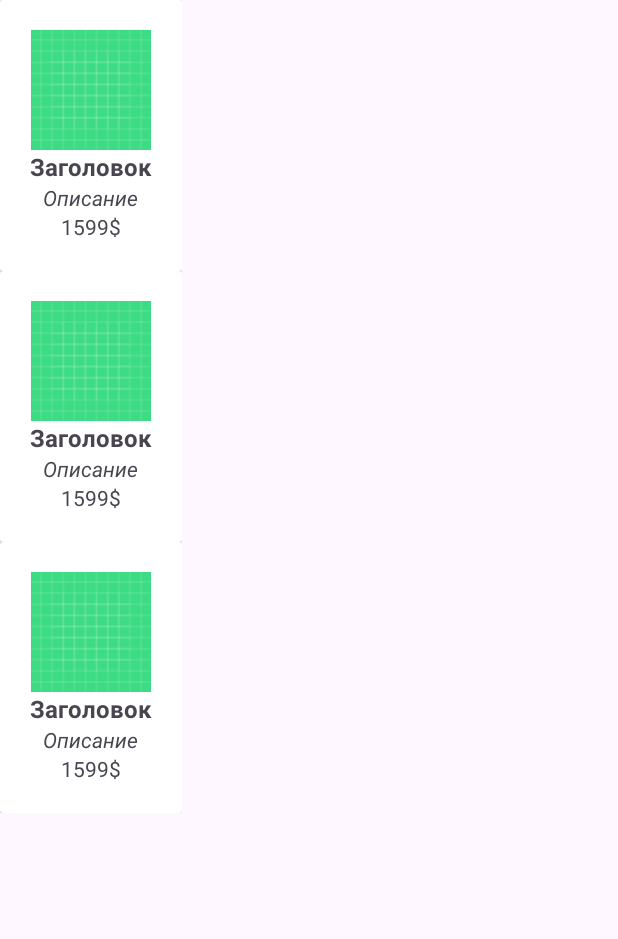
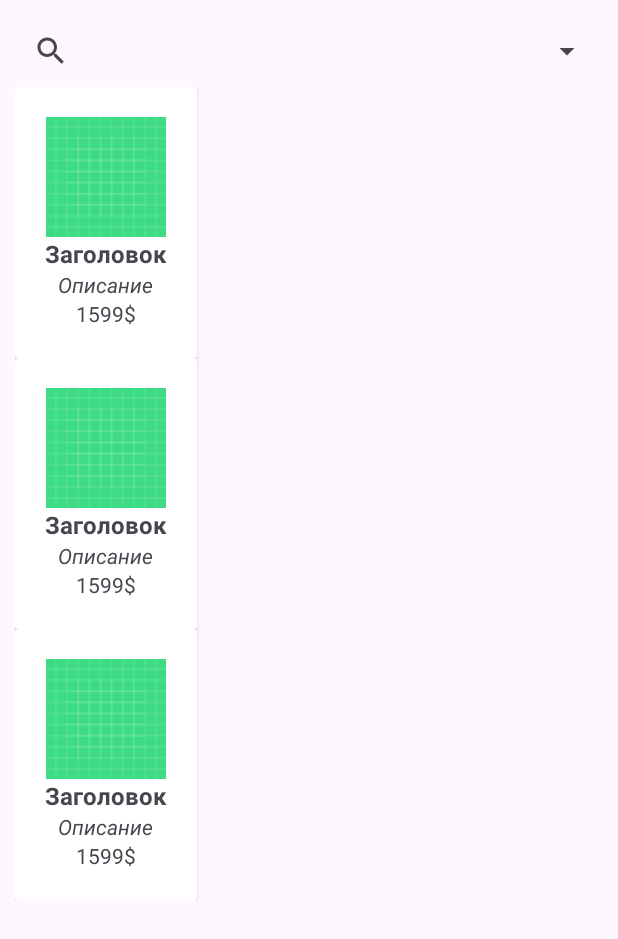
Before and after one commit to K4346/ProductCatalog, an Android app: the layout fragment_products_list.xml on its own in the app's theme, with its tools: preview values and no code run, on a phone screen of 412 x 824 dp. Shown: the top 939 px of the screen. Run offline under Robolectric (Android 15) with nearby library versions, the phone set to English and light mode, and no system bars; network calls fail.

Commit message:
улучшил интерфейс добавил рефакторинг

```diff
--- a/app/src/main/java/com/example/productcatalog/MainActivity.kt
+++ b/app/src/main/java/com/example/productcatalog/MainActivity.kt
@@ -1,7 +1,7 @@
 package com.example.productcatalog
 
+import android.os.Bundle
 import androidx.appcompat.app.AppCompatActivity
-import android.os.Bundle
 
 class MainActivity : AppCompatActivity() {
     override fun onCreate(savedInstanceState: Bundle?) {
--- a/app/src/main/java/com/example/productcatalog/data/repositories/ProductsInfoListRepositoryImpl.kt
+++ b/app/src/main/java/com/example/productcatalog/data/repositories/ProductsInfoListRepositoryImpl.kt
@@ -21,6 +21,11 @@ class ProductsInfoListRepositoryImpl : ProductsInfoListRepository {
         return apiService.getProducts(skip = skip, LIMIT_PRODUCTS_QUERY)
     }
 
+    override fun getCategories(): Single<List<String>> {
+        return apiService.getCategories()
+
+    }
+
     companion object {
         private const val LIMIT_PRODUCTS_QUERY = 20
     }
--- a/app/src/main/java/com/example/productcatalog/domain/repositories/ProductsInfoListRepository.kt
+++ b/app/src/main/java/com/example/productcatalog/domain/repositories/ProductsInfoListRepository.kt
@@ -5,4 +5,5 @@ import io.reactivex.Single
 
 interface ProductsInfoListRepository {
     fun getProductsList(page: Int): Single<ProductsListEntity>
+    fun getCategories(): Single<List<String>>
 }
--- a/app/src/main/java/com/example/productcatalog/ui/adpaters/ImagesSliderAdapter.kt
+++ b/app/src/main/java/com/example/productcatalog/ui/adpaters/ImagesSliderAdapter.kt
@@ -5,7 +5,6 @@ import android.view.ViewGroup
 import android.widget.ImageView
 import androidx.recyclerview.widget.RecyclerView
 import coil.load
-import coil.transform.CircleCropTransformation
 import com.example.productcatalog.databinding.ImageSliderItemBinding
 
 class ImagesSliderAdapter(private val imageUrls: List<String>) :
@@ -22,7 +21,7 @@ class ImagesSliderAdapter(private val imageUrls: List<String>) :
         holder.ivPhoto.load(imageUrls[position]) {
             crossfade(true)
 //                placeholder(R.drawable.image)
-                 //transformations(CircleCropTransformation())
+            //transformations(CircleCropTransformation())
         }
     }
 
--- a/app/src/main/res/layout/fragment_products_list.xml
+++ b/app/src/main/res/layout/fragment_products_list.xml
@@ -4,13 +4,63 @@
     xmlns:tools="http://schemas.android.com/tools"
     android:layout_width="match_parent"
     android:layout_height="match_parent"
+    android:orientation="vertical"
     tools:context=".ui.screens.products_list_screen.ProductsListFragment">
 
-    <androidx.recyclerview.widget.RecyclerView
-        android:id="@+id/rvProductsList"
-        android:layout_width="wrap_content"
-        android:layout_height="wrap_content"
-        app:layoutManager="androidx.recyclerview.widget.GridLayoutManager"
-        tools:listitem="@layout/product_item" />
+    <TextView
+        android:id="@+id/tvError"
+        android:layout_width="match_parent"
+        android:layout_height="match_parent"
+        android:gravity="center"
+        android:text="@string/connection_error"
+        android:textColor="@color/error"
+        android:textSize="22sp"
+        android:textStyle="bold"
+        android:visibility="gone" />
+
+    <ProgressBar
+        android:id="@+id/progressBar"
+        android:layout_width="100dp"
+        android:layout_height="100dp"
+        android:visibility="visible"
+        android:layout_gravity="center"
+        tools:visibility="gone"
+        />
+
+        <androidx.constraintlayout.widget.ConstraintLayout
+            android:id="@+id/contentContainer"
+            android:layout_width="match_parent"
+            android:layout_height="wrap_content"
+            android:layout_margin="10dp"
+            android:visibility="gone"
+            tools:visibility="visible">
+
+            <SearchView
+                android:id="@+id/searchView"
+                android:layout_width="0dp"
+                android:layout_height="wrap_content"
+                app:layout_constraintEnd_toStartOf="@+id/spinnerCategories"
+                app:layout_constraintStart_toStartOf="parent"
+                app:layout_constraintTop_toTopOf="parent" />
+
+            <Spinner
+                android:id="@+id/spinnerCategories"
+                android:layout_width="wrap_content"
+                android:layout_height="0dp"
+                android:layout_gravity="center"
+                app:layout_constraintBottom_toBottomOf="@+id/searchView"
+                app:layout_constraintEnd_toEndOf="parent"
+                app:layout_constraintTop_toTopOf="@+id/searchView" />
+
+            <androidx.recyclerview.widget.RecyclerView
+                android:id="@+id/rvProductsList"
+                android:layout_width="0dp"
+                android:layout_height="wrap_content"
+                app:layoutManager="androidx.recyclerview.widget.GridLayoutManager"
+                app:layout_constraintTop_toBottomOf="@+id/searchView"
+                app:layout_constraintStart_toStartOf="parent"
+                app:layout_constraintEnd_toEndOf="parent"
+                tools:listitem="@layout/product_item" />
+        </androidx.constraintlayout.widget.ConstraintLayout>
 
 </FrameLayout>
--- a/app/src/main/res/values/colors.xml
+++ b/app/src/main/res/values/colors.xml
@@ -2,4 +2,5 @@
 <resources>
     <color name="black">#FF000000</color>
     <color name="white">#FFFFFFFF</color>
+    <color name="error">#D50000</color>
 </resources>
--- a/app/src/main/res/values/strings.xml
+++ b/app/src/main/res/values/strings.xml
@@ -1,4 +1,6 @@
 <resources>
     <string name="app_name">ProductCatalog</string>
     <string name="product_price">%1$s$</string>
+    <string name="filter">Filter</string>
+    <string name="connection_error">Connection error</string>
 </resources>
```
Also changed, not shown: app/src/main/java/com/example/productcatalog/data/api/ApiService.kt (+18 -0 lines), app/src/main/java/com/example/productcatalog/domain/use_cases/ProductsListUseCases.kt (+24 -0 lines), app/src/main/java/com/example/productcatalog/ui/screens/product_detail_screen/ProductDetailFragment.kt (+8 -7 lines), app/src/main/java/com/example/productcatalog/ui/screens/products_list_screen/ProductsListFragment.kt (+51 -10 lines), app/src/main/java/com/example/productcatalog/ui/screens/products_list_screen/ProductsListViewModel.kt (+15 -6 lines).
